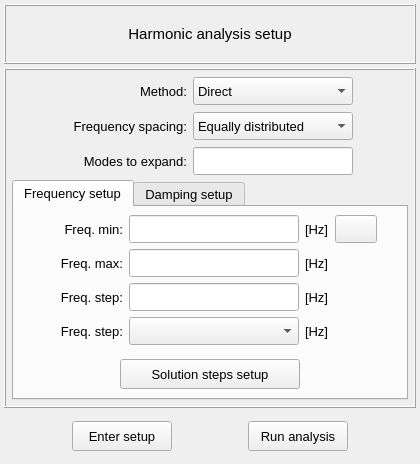
This is vibra/interface/data/ui_files/analysis/harmonic_analysis_setup_input.ui in MOPT-UFSC/VIBRA as Qt 5 draws it before an edit. The edited form follows.
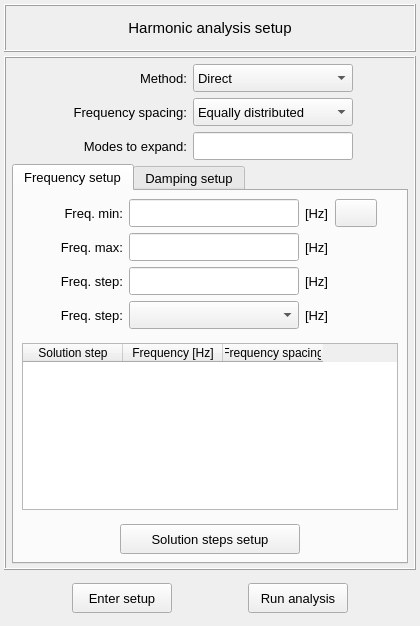
This is the edited form. Icons and pictures are not drawn.

Commit message: Add a table of solution steps in the harmonic analysis UI

The edit to the form file:
```diff
--- a/vibra/interface/data/ui_files/analysis/harmonic_analysis_setup_input.ui
+++ b/vibra/interface/data/ui_files/analysis/harmonic_analysis_setup_input.ui
@@ -10,7 +10,7 @@
     <x>0</x>
     <y>0</y>
     <width>420</width>
-    <height>464</height>
+    <height>626</height>
    </rect>
   </property>
   <property name="sizePolicy">
@@ -22,7 +22,7 @@
   <property name="minimumSize">
    <size>
     <width>360</width>
-    <height>0</height>
+    <height>500</height>
    </size>
   </property>
   <property name="maximumSize">
@@ -61,13 +61,13 @@
      <property name="minimumSize">
       <size>
        <width>0</width>
-       <height>60</height>
+       <height>48</height>
       </size>
      </property>
      <property name="maximumSize">
       <size>
        <width>430</width>
-       <height>60</height>
+       <height>48</height>
       </size>
      </property>
      <property name="frameShape">
@@ -430,7 +430,7 @@
         <property name="maximumSize">
          <size>
           <width>16777215</width>
-          <height>220</height>
+          <height>400</height>
          </size>
         </property>
         <property name="font">
@@ -468,7 +468,7 @@
           <property name="verticalSpacing">
            <number>6</number>
           </property>
-          <item row="1" column="0" colspan="2">
+          <item row="2" column="0" colspan="2">
            <widget class="QFrame" name="frame_solution_steps_setup">
             <property name="frameShape">
              <enum>QFrame::NoFrame</enum>
@@ -942,6 +942,52 @@
             </layout>
            </widget>
           </item>
+          <item row="1" column="0" colspan="2">
+           <widget class="QFrame" name="frame">
+            <property name="frameShape">
+             <enum>QFrame::NoFrame</enum>
+            </property>
+            <property name="frameShadow">
+             <enum>QFrame::Raised</enum>
+            </property>
+            <layout class="QGridLayout" name="gridLayout_11">
+             <property name="leftMargin">
+              <number>4</number>
+             </property>
+             <property name="topMargin">
+              <number>4</number>
+             </property>
+             <property name="rightMargin">
+              <number>4</number>
+             </property>
+             <property name="bottomMargin">
+              <number>4</number>
+             </property>
+             <item row="0" column="0">
+              <widget class="QTableWidget" name="tableWidget_solution_steps">
+               <attribute name="verticalHeaderVisible">
+                <bool>false</bool>
+               </attribute>
+               <column>
+                <property name="text">
+                 <string>Solution step</string>
+                </property>
+               </column>
+               <column>
+                <property name="text">
+                 <string>Frequency [Hz]</string>
+                </property>
+               </column>
+               <column>
+                <property name="text">
+                 <string>Frequency spacing</string>
+                </property>
+               </column>
+              </widget>
+             </item>
+            </layout>
+           </widget>
+          </item>
          </layout>
         </widget>
         <widget class="QWidget" name="tab_damping">
```
The commit also changes 2 other files.
